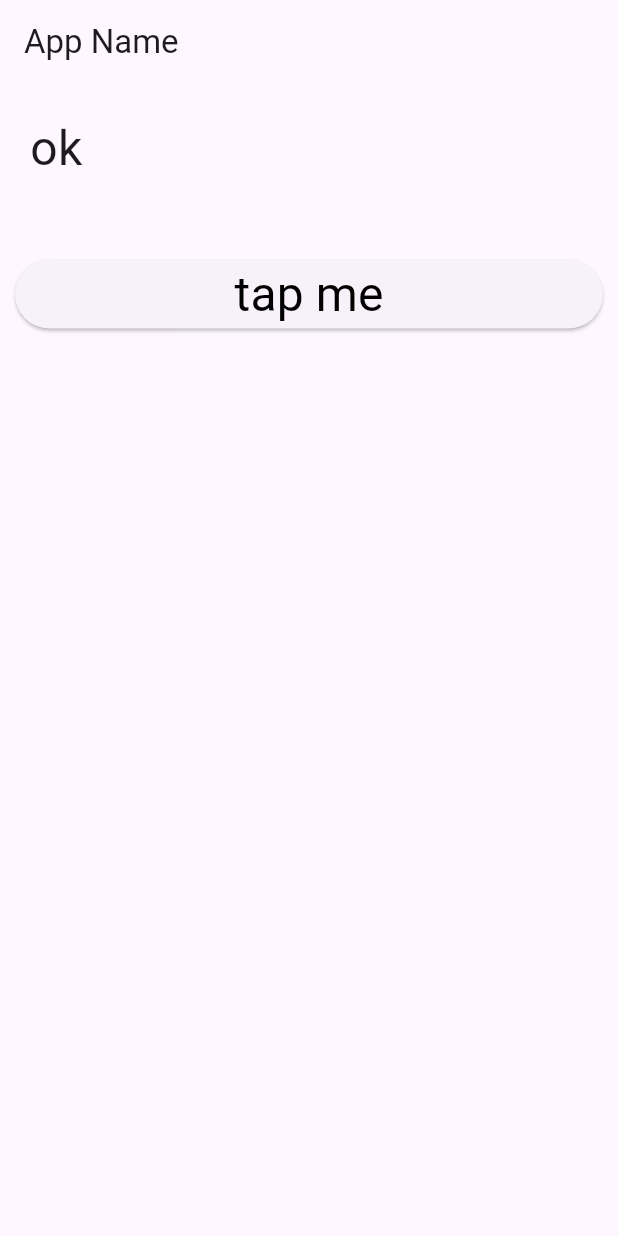
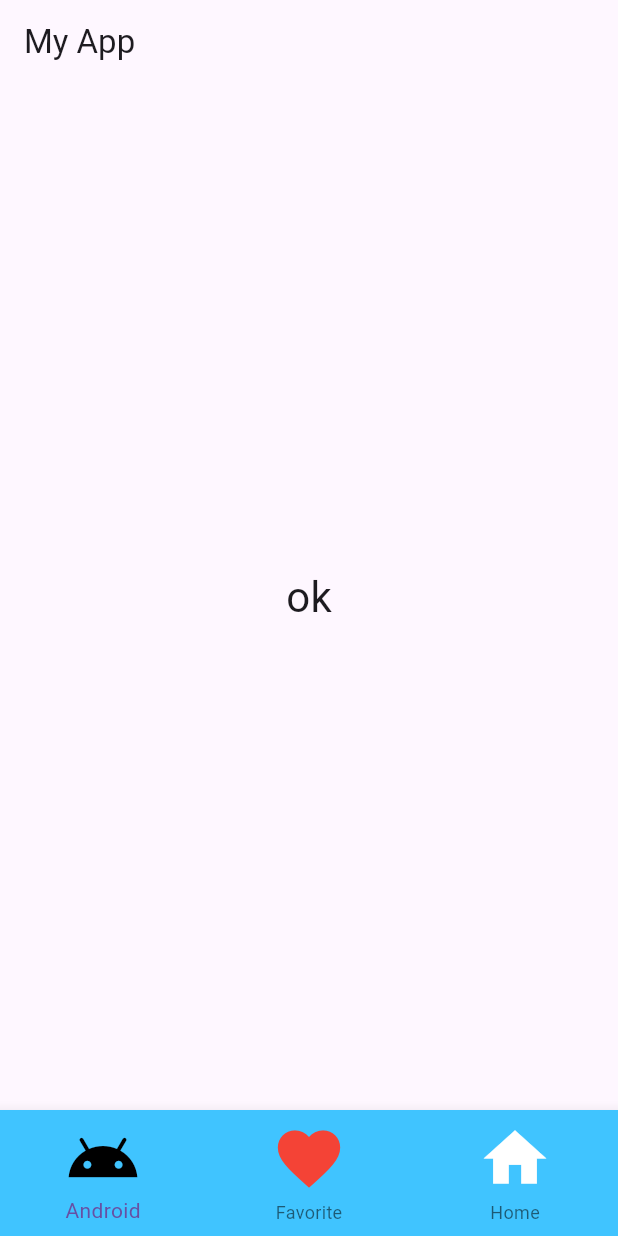
Before and after one commit to Vogel-425/Flutter_study, a Flutter app: the screen it shows after launch, on a phone screen of 412 x 824 dp. Run offline on Flutter 3.47's test engine with Material 3 defaults, Android fonts, the phone set to English and light mode, and no system bars.

Commit message:
6月4日 内容

```diff
--- a/flutter_study/lib/main.dart
+++ b/flutter_study/lib/main.dart
@@ -2,94 +2,68 @@ import 'package:flutter/material.dart';
 
 void main() {
   runApp(MyApp());
-}//アプリのエントリーポイント、MyAppというウィジェットからアプリをスタートする
+}
 
-// アプリ全体のルートウィジェット
-class MyApp extends StatelessWidget {//statelessWidgetは変化を持たないUI
+class MyApp extends StatelessWidget {
   @override
   Widget build(BuildContext context) {
-    return MaterialApp(//MaterialAppはアプリの基本的なデザインを提供
+    return MaterialApp(
       title: 'Flutter Demo',
-      home: MyHomePage(),//homeにMyHomePageを指定すると最初に表示する画面が決まる
+      home: MyHomePage(),
     );
   }
 }
-// 最初に表示される画面となる
-class MyHomePage extends StatefulWidget {//StatefulWidgetは変化するデータを扱いたいときに使う
+
+class MyHomePage extends StatefulWidget {
   @override
-  //createStateにより、状態を管理する_MyHomePageStateを作る
   _MyHomePageState createState() => _MyHomePageState();
 }
 
-//状態を持つクラス
-class _MyHomePageState extends State<MyHomePage>{
-  static var _message = 'ok';//変数_messageに"ok"を代入
+class _MyHomePageState extends State<MyHomePage> {
+  static var _message = 'ok';
+  static var _index = 0;
 
   @override
-  //buildメソッドはUiを描画する関数
-  //contextは現在のウィジェットの情報を持つ変数
-  Widget build(BuildContext context){
-    //画面の骨組みを作るウィジェット
+  Widget build(BuildContext context) {
     return Scaffold(
-      appBar:AppBar(//画面上部のタイトルバーを表示
-        title:Text('App Name'),
+      appBar: AppBar(
+        title: Text('My App'),
       ),
-      body:Center(//body：画面の中身、Center：中央寄せ
-        child:Column(//Column：ウィジェットを縦に並べる
-          mainAxisAlignment : MainAxisAlignment.start,
-          mainAxisSize: MainAxisSize.max,
-          crossAxisAlignment: CrossAxisAlignment.stretch,
-          children:<Widget>[
-            Padding(
-              padding:EdgeInsets.all(20.0),
-              child:Text(_message,//_messageの内容を表示
-                style:TextStyle(//フォントサイズやスタイルを指定
-                  fontSize: 32.0,
-                  fontWeight: FontWeight.w400,
-                  fontFamily:"Roboto"),
-              ),
-            ),
-            Padding(padding: EdgeInsets.all(10.0),
-            ),
-            //ボタンの見た目と動作を定義
-            Padding(padding: EdgeInsets.all(10.0),
-              child: ElevatedButton(
-              onPressed: buttonPressed,
-                child: Text("tap me",
-                style: TextStyle(fontSize: 32.0,
-            color:const Color(0xff000000),
-            fontWeight: FontWeight.w400,
-            fontFamily: "Roboto"),
-            )
-            )
-            ),
-          ],
-        ),
+      body: Center(
+        child: Text(
+          _message,
+          style: const TextStyle(
+            fontSize: 28.0,
+          ),
+        )
+      ),
+      bottomNavigationBar: BottomNavigationBar(
+        currentIndex: _index,
+        backgroundColor: Colors.lightBlueAccent,
+        items: <BottomNavigationBarItem>[
+          BottomNavigationBarItem(
+            label: 'Android',
+            icon: Icon(Icons.android,color: Colors.black, size: 50),
+          ),
+          BottomNavigationBarItem(
+            label: 'Favorite',
+            icon: Icon(Icons.favorite,color: Colors.red, size: 50),
+          ),
+          BottomNavigationBarItem(
+            label: 'Home',
+            icon: Icon(Icons.home,color: Colors.white, size: 50),
+          ),
+        ],
+        onTap: tapBottomIcon,
       ),
     );
   }
-  //ボタンが押されたときの動作を定義
-  void buttonPressed(){
-    showDialog(//showDialogでポップアップ表示
-      context : context,
-      builder:(BuildContext context)=>AlertDialog(
-        //AlaratDialogで contentの内容を表示
-        title:Text("Hello!"),
-        content:const Text("This is sample."),
-        actions:<Widget>[
-          TextButton(
-            child: const Text('Cancel'),
-            onPressed: ()=> Navigator.pop<String>(context, 'Cansel')
-            ),
-            TextButton(
-              child: const Text('ok'),
-              onPressed:()=>Navigator.pop<String>(context, "ok")
-          )
-        ],
-      ),
-    ).then<void>((value)=>resultAlert(value));
+
+  void tapBottomIcon(int value) {
+    var items = ['Android', 'Heart', 'Home'];
+    setState(() {
+      _index = value;
+      _message = 'you tapped: "' + items[_index] + '".';
+    });
   }
-  void resultAlert(String value){
-    setState((){_message = 'selected: $value';});
-  }
- }
+}
```
Also changed, not shown: 1 other file.
